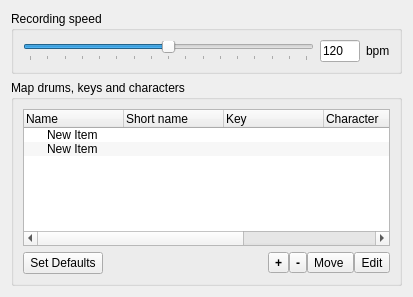
The window that prefsrec.ui (domoritz/drummy) describes before a commit, drawn with Qt 5.
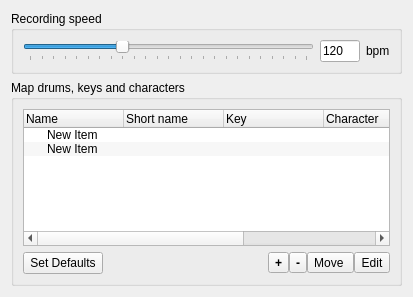
The same window after the commit.

The edit to the form file:
```diff
--- a/prefsrec.ui
+++ b/prefsrec.ui
@@ -41,7 +41,7 @@
          <number>40</number>
         </property>
         <property name="maximum">
-         <number>200</number>
+         <number>280</number>
         </property>
         <property name="value">
          <number>120</number>
```
